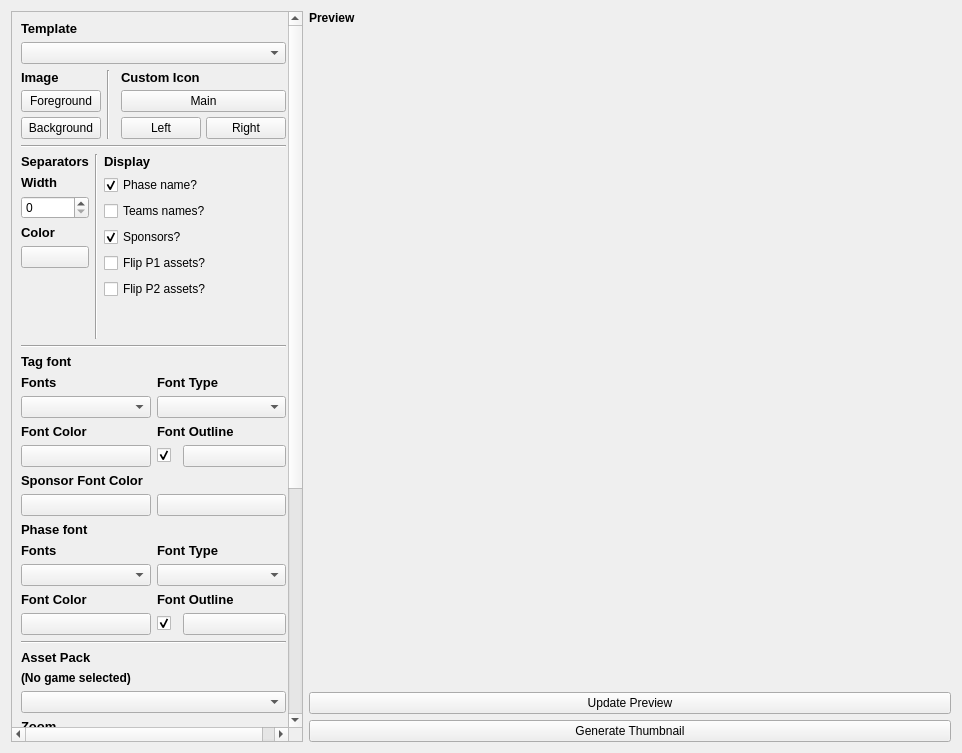
Above: src/layout/TSHThumbnailSettings.ui from joaorb64/TournamentStreamHelper before the change. Below: the same form after it.
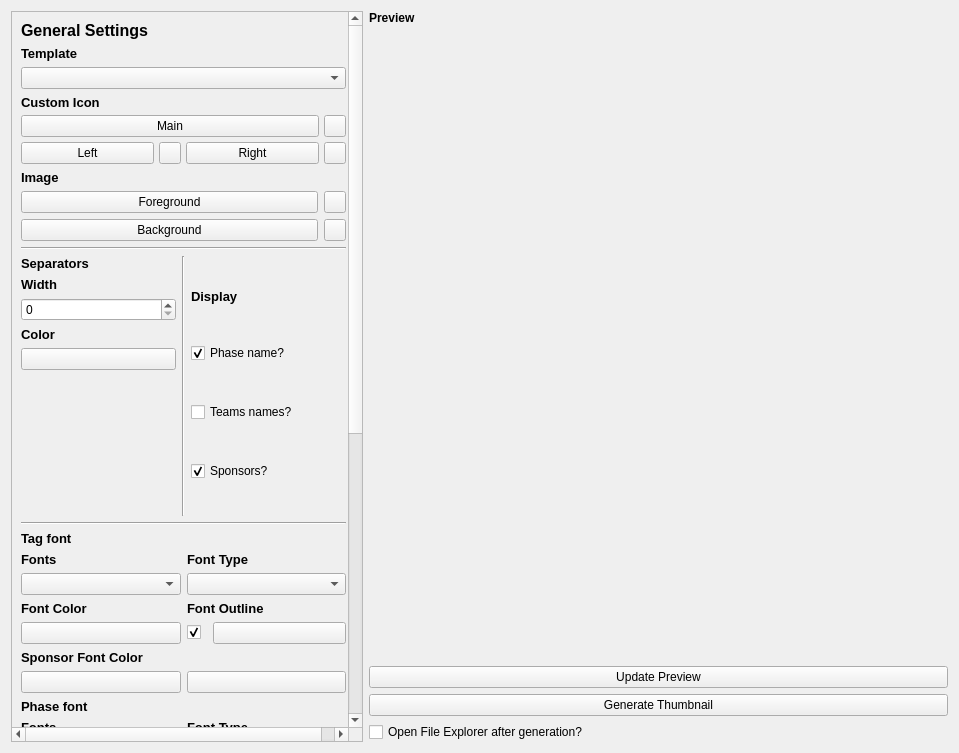
That is the form after the change.

Commit message: Rework thumbnail settings

What changed in the file:
```diff
--- a/src/layout/TSHThumbnailSettings.ui
+++ b/src/layout/TSHThumbnailSettings.ui
@@ -6,7 +6,7 @@
    <rect>
     <x>0</x>
     <y>0</y>
-    <width>962</width>
+    <width>959</width>
     <height>753</height>
    </rect>
   </property>
@@ -26,12 +26,34 @@
       </sizepolicy>
      </property>
      <widget class="QWidget" name="scrollAreaWidgetContents">
+      <property name="geometry">
+       <rect>
+        <x>0</x>
+        <y>0</y>
+        <width>350</width>
+        <height>1205</height>
+       </rect>
+      </property>
       <layout class="QVBoxLayout" name="verticalLayout_6">
        <property name="rightMargin">
         <number>16</number>
        </property>
        <item>
         <layout class="QVBoxLayout" name="verticalLayout">
+         <item>
+          <widget class="QLabel" name="label_18">
+           <property name="font">
+            <font>
+             <pointsize>12</pointsize>
+             <weight>75</weight>
+             <bold>true</bold>
+            </font>
+           </property>
+           <property name="text">
+            <string>General Settings</string>
+           </property>
+          </widget>
+         </item>
          <item>
           <widget class="QLabel" name="label_17">
            <property name="font">
@@ -50,65 +72,17 @@
           <widget class="QComboBox" name="templateSelect"/>
          </item>
          <item>
-          <layout class="QHBoxLayout" name="horizontalLayout_4" stretch="1,0,1">
+          <layout class="QVBoxLayout" name="verticalLayout_15">
            <property name="rightMargin">
             <number>0</number>
            </property>
-           <item>
-            <layout class="QVBoxLayout" name="verticalLayout_7">
-             <property name="spacing">
-              <number>5</number>
-             </property>
-             <property name="topMargin">
-              <number>0</number>
-             </property>
-             <item>
-              <widget class="QLabel" name="label_11">
-               <property name="font">
-                <font>
-                 <pointsize>10</pointsize>
-                 <weight>75</weight>
-                 <bold>true</bold>
-                </font>
-               </property>
-               <property name="locale">
-                <locale language="English" country="UnitedStates"/>
-               </property>
-               <property name="text">
-                <string>Image</string>
-               </property>
-              </widget>
-             </item>
-             <item>
-              <widget class="QPushButton" name="customForeground">
-               <property name="text">
-                <string>Foreground</string>
-               </property>
-              </widget>
-             </item>
-             <item>
-              <widget class="QPushButton" name="customBackground">
-               <property name="text">
-                <string>Background</string>
-               </property>
-              </widget>
-             </item>
-            </layout>
-           </item>
-           <item>
-            <widget class="Line" name="line">
-             <property name="orientation">
-              <enum>Qt::Vertical</enum>
-             </property>
-            </widget>
-           </item>
            <item>
             <layout class="QVBoxLayout" name="verticalLayout_8">
              <property name="spacing">
               <number>5</number>
              </property>
              <property name="leftMargin">
-              <number>5</number>
+              <number>0</number>
              </property>
              <item>
               <widget class="QLabel" name="label_2">
@@ -125,14 +99,42 @@
               </widget>
              </item>
              <item>
-              <widget class="QPushButton" name="customMainIcon">
-               <property name="text">
-                <string>Main</string>
-               </property>
-              </widget>
+              <layout class="QHBoxLayout" name="horizontalLayout_4">
+               <item>
+                <widget class="QPushButton" name="customMainIcon">
+                 <property name="text">
+                  <string>Main</string>
+                 </property>
+                </widget>
+               </item>
+               <item>
+                <widget class="QPushButton" name="customMainIconReset">
+                 <property name="sizePolicy">
+                  <sizepolicy hsizetype="Fixed" vsizetype="Fixed">
+                   <horstretch>0</horstretch>
+                   <verstretch>0</verstretch>
+                  </sizepolicy>
+                 </property>
+                 <property name="minimumSize">
+                  <size>
+                   <width>22</width>
+                   <height>22</height>
+                  </size>
+                 </property>
+                 <property name="font">
+                  <font>
+                   <pointsize>1</pointsize>
+                  </font>
+                 </property>
+                 <property name="text">
+                  <string/>
+                 </property>
+                </widget>
+               </item>
+              </layout>
              </item>
              <item>
-              <layout class="QHBoxLayout" name="horizontalLayout" stretch="0,0">
+              <layout class="QHBoxLayout" name="horizontalLayout" stretch="0,0,0,0">
                <property name="spacing">
                 <number>5</number>
                </property>
@@ -158,6 +160,30 @@
                  </property>
                 </widget>
                </item>
+               <item>
+                <widget class="QPushButton" name="customTopLeftIconReset">
+                 <property name="sizePolicy">
+                  <sizepolicy hsizetype="Fixed" vsizetype="Fixed">
+                   <horstretch>0</horstretch>
+                   <verstretch>0</verstretch>
+                  </sizepolicy>
+                 </property>
+                 <property name="minimumSize">
+                  <size>
+                   <width>22</width>
+                   <height>22</height>
+                  </size>
+                 </property>
+                 <property name="font">
+                  <font>
+                   <pointsize>1</pointsize>
+                  </font>
+                 </property>
+                 <property name="text">
+                  <string/>
+                 </property>
+                </widget>
+               </item>
                <item>
                 <widget class="QPushButton" name="customTopRightIcon">
                  <property name="text">
@@ -165,6 +191,124 @@
                  </property>
                 </widget>
                </item>
+               <item>
+                <widget class="QPushButton" name="customTopRightIconReset">
+                 <property name="sizePolicy">
+                  <sizepolicy hsizetype="Fixed" vsizetype="Fixed">
+                   <horstretch>0</horstretch>
+                   <verstretch>0</verstretch>
+                  </sizepolicy>
+                 </property>
+                 <property name="minimumSize">
+                  <size>
+                   <width>22</width>
+                   <height>22</height>
+                  </size>
+                 </property>
+                 <property name="font">
+                  <font>
+                   <pointsize>1</pointsize>
+                  </font>
+                 </property>
+                 <property name="text">
+                  <string/>
+                 </property>
+                </widget>
+               </item>
+              </layout>
+             </item>
+            </layout>
+           </item>
+           <item>
+            <layout class="QVBoxLayout" name="verticalLayout_7">
+             <property name="topMargin">
+              <number>0</number>
+             </property>
+             <item>
+              <widget class="QLabel" name="label_11">
+               <property name="font">
+                <font>
+                 <pointsize>10</pointsize>
+                 <weight>75</weight>
+                 <bold>true</bold>
+                </font>
+               </property>
+               <property name="locale">
+                <locale language="English" country="UnitedStates"/>
+               </property>
+               <property name="text">
+                <string>Image</string>
+               </property>
+              </widget>
+             </item>
+             <item>
+              <layout class="QHBoxLayout" name="horizontalLayout_11">
+               <item>
+                <widget class="QPushButton" name="customForeground">
+                 <property name="text">
+                  <string>Foreground</string>
+                 </property>
+                </widget>
+               </item>
+               <item>
+                <widget class="QPushButton" name="customForegroundReset">
+                 <property name="sizePolicy">
+                  <sizepolicy hsizetype="Fixed" vsizetype="Fixed">
+                   <horstretch>0</horstretch>
+                   <verstretch>0</verstretch>
+                  </sizepolicy>
+                 </property>
+                 <property name="minimumSize">
+                  <size>
+                   <width>22</width>
+                   <height>22</height>
+                  </size>
+                 </property>
+                 <property name="font">
+                  <font>
+                   <pointsize>1</pointsize>
+                  </font>
+                 </property>
+                 <property name="text">
+                  <string/>
+                 </property>
+                </widget>
+               </item>
+              </layout>
+             </item>
+             <item>
+              <layout class="QHBoxLayout" name="horizontalLayout_14">
+               <item>
+                <widget class="QPushButton" name="customBackground">
+                 <property name="text">
+                  <string>Background</string>
+                 </property>
+                </widget>
+               </item>
+               <item>
+                <widget class="QPushButton" name="customBackgroundReset">
+                 <property name="sizePolicy">
+                  <sizepolicy hsizetype="Fixed" vsizetype="Fixed">
+                   <horstretch>0</horstretch>
+                   <verstretch>0</verstretch>
+                  </sizepolicy>
+                 </property>
+                 <property name="minimumSize">
+                  <size>
+                   <width>22</width>
+                   <height>22</height>
+                  </size>
+                 </property>
+                 <property name="font">
+                  <font>
+                   <pointsize>1</pointsize>
+                  </font>
+                 </property>
+                 <property name="text">
+                  <string/>
+                 </property>
+                </widget>
+               </item>
               </layout>
              </item>
             </layout>
@@ -179,10 +323,7 @@
           </widget>
          </item>
          <item>
-          <layout class="QHBoxLayout" name="horizontalLayout_5" stretch="1,0,3">
-           <property name="spacing">
-            <number>6</number>
-           </property>
+          <layout class="QHBoxLayout" name="horizontalLayout_5">
            <property name="leftMargin">
             <number>0</number>
            </property>
@@ -344,39 +485,6 @@
                </property>
               </widget>
              </item>
-             <item>
-              <widget class="QCheckBox" name="flipP1Check">
-               <property name="text">
-                <string>Flip P1 assets?</string>
-               </property>
-               <property name="checked">
-                <bool>false</bool>
-               </property>
-              </widget>
-             </item>
-             <item>
-              <widget class="QCheckBox" name="flipP2Check">
-               <property name="text">
-                <string>Flip P2 assets?</string>
-               </property>
-               <property name="checked">
-                <bool>false</bool>
-               </property>
-              </widget>
-             </item>
-             <item>
-              <spacer name="verticalSpacer_3">
-               <property name="orientation">
-                <enum>Qt::Vertical</enum>
-               </property>
-               <property name="sizeHint" stdset="0">
-                <size>
-                 <width>20</width>
-                 <height>40</height>
-                </size>
-               </property>
-              </spacer>
-             </item>
             </layout>
            </item>
           </layout>
@@ -719,16 +827,16 @@
           </widget>
          </item>
          <item>
-          <widget class="QLabel" name="label_9">
+          <widget class="QLabel" name="label_19">
            <property name="font">
             <font>
-             <pointsize>10</pointsize>
+             <pointsize>12</pointsize>
              <weight>75</weight>
              <bold>true</bold>
             </font>
            </property>
            <property name="text">
-            <string>Asset Pack</string>
+            <string>Game Settings</string>
            </property>
           </widget>
          </item>
@@ -745,6 +853,20 @@
            </property>
           </widget>
          </item>
+         <item>
+          <widget class="QLabel" name="label_9">
+           <property name="font">
+            <font>
+             <pointsize>10</pointsize>
+             <weight>75</weight>
+             <bold>true</bold>
+            </font>
+           </property>
+           <property name="text">
+            <string>Asset Pack</string>
+           </property>
+          </widget>
+         </item>
          <item>
           <layout class="QHBoxLayout" name="horizontalLayout_3" stretch="0">
            <property name="bottomMargin">
@@ -759,6 +881,26 @@
            </item>
           </layout>
          </item>
+         <item>
+          <widget class="QCheckBox" name="flipP1Check">
+           <property name="text">
+            <string>Flip P1 assets?</string>
+           </property>
+           <property name="checked">
+            <bool>false</bool>
+           </property>
+          </widget>
+         </item>
+         <item>
+          <widget class="QCheckBox" name="flipP2Check">
+           <property name="text">
+            <string>Flip P2 assets?</string>
+           </property>
+           <property name="checked">
+            <bool>false</bool>
+           </property>
+          </widget>
+         </item>
          <item>
           <layout class="QVBoxLayout" name="verticalLayout_17">
            <item>
@@ -809,28 +951,20 @@
           </layout>
          </item>
          <item>
-          <layout class="QHBoxLayout" name="horizontalLayout_13">
+          <layout class="QVBoxLayout" name="verticalLayout_20">
            <item>
-            <layout class="QVBoxLayout" name="verticalLayout_19">
-             <item>
-              <widget class="QCheckBox" name="scaleToFillX">
-               <property name="text">
-                <string>Scale to fit X</string>
-               </property>
-              </widget>
-             </item>
-            </layout>
+            <widget class="QCheckBox" name="scaleToFillX">
+             <property name="text">
+              <string>Scale to fit X</string>
+             </property>
+            </widget>
            </item>
            <item>
-            <layout class="QVBoxLayout" name="verticalLayout_18">
-             <item>
-              <widget class="QCheckBox" name="scaleToFillY">
-               <property name="text">
-                <string>Scale to fit Y</string>
-               </property>
-              </widget>
-             </item>
-            </layout>
+            <widget class="QCheckBox" name="scaleToFillY">
+             <property name="text">
+              <string>Scale to fit Y</string>
+             </property>
+            </widget>
            </item>
           </layout>
          </item>
@@ -921,37 +1055,6 @@
            </property>
           </widget>
          </item>
-         <item>
-          <widget class="QLabel" name="label_10">
-           <property name="font">
-            <font>
-             <pointsize>10</pointsize>
-             <weight>75</weight>
-             <bold>true</bold>
-            </font>
-           </property>
-           <property name="text">
-            <string>UI Options</string>
-           </property>
-          </widget>
-         </item>
-         <item>
-          <widget class="QCheckBox" name="openExplorerCheck">
-           <property name="text">
-            <string>Open File Explorer after generation?</string>
-           </property>
-           <property name="checked">
-            <bool>false</bool>
-           </property>
-          </widget>
-         </item>
-         <item>
-          <widget class="Line" name="line_5">
-           <property name="orientation">
-            <enum>Qt::Horizontal</enum>
-           </property>
-          </widget>
-         </item>
          <item>
           <widget class="QPushButton" name="resetToDefault">
            <property name="text">
@@ -959,19 +1062,6 @@
            </property>
           </widget>
          </item>
-         <item>
-          <spacer name="verticalSpacer">
-           <property name="orientation">
-            <enum>Qt::Vertical</enum>
-           </property>
-           <property name="sizeHint" stdset="0">
-            <size>
-             <width>20</width>
-             <height>80</height>
-            </size>
-           </property>
-          </spacer>
-         </item>
         </layout>
        </item>
       </layout>
@@ -1018,6 +1108,16 @@
        </property>
       </widget>
      </item>
+     <item>
+      <widget class="QCheckBox" name="openExplorerCheck">
+       <property name="text">
+        <string>Open File Explorer after generation?</string>
+       </property>
+       <property name="checked">
+        <bool>false</bool>
+       </property>
+      </widget>
+     </item>
     </layout>
    </item>
   </layout>
```
The commit also changes 4 other files.
